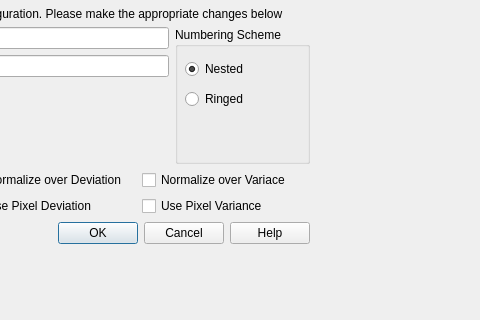
Old version of the form src/UIs/Qt-analyzer/healpixdlg.new.ui in the repository wayman0/CAPS-Analyzer; both pictures show x 206 to 686 and y 0 to 320 of the 819 by 482 pixel window.
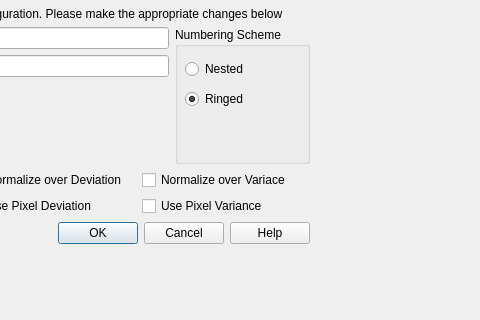
New version of the form.

What changed in the file:
```diff
--- a/src/UIs/Qt-analyzer/healpixdlg.new.ui
+++ b/src/UIs/Qt-analyzer/healpixdlg.new.ui
@@ -13,7 +13,7 @@
   <property name="windowTitle">
    <string>Dialog</string>
   </property>
-  <widget class="QWidget" name="">
+  <widget class="QWidget" name="layoutWidget">
    <property name="geometry">
     <rect>
      <x>0</x>
@@ -89,6 +89,9 @@
          <string>Numbering Scheme</string>
         </property>
         <widget class="QRadioButton" name="nestedButton">
+         <property name="enabled">
+          <bool>true</bool>
+         </property>
          <property name="geometry">
           <rect>
            <x>10</x>
@@ -101,7 +104,7 @@
           <string>Nested</string>
          </property>
          <property name="checked">
-          <bool>true</bool>
+          <bool>false</bool>
          </property>
         </widget>
         <widget class="QRadioButton" name="ringButton">
@@ -116,6 +119,9 @@
          <property name="text">
           <string>Ringed</string>
          </property>
+         <property name="checked">
+          <bool>true</bool>
+         </property>
         </widget>
        </widget>
       </item>
```
